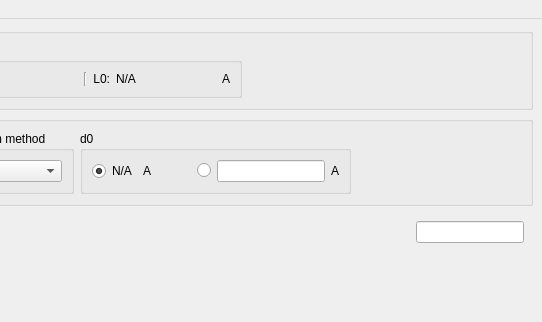
Above: ibeatles/ui/ui_strainMapping.ui from ornlneutronimaging/iBeatles before the change; both pictures show x 535 to 1077 and y 0 to 322 of the 1077 by 857 pixel window. Below: the same form after it.
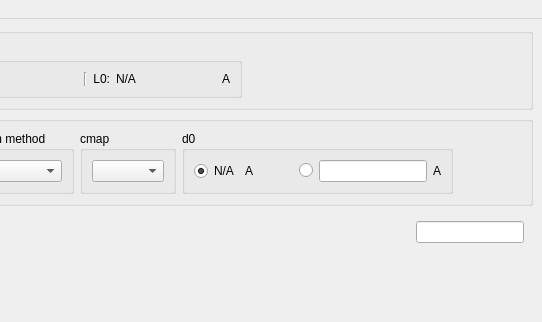
That is the form after the change.

```diff
--- a/ibeatles/ui/ui_strainMapping.ui
+++ b/ibeatles/ui/ui_strainMapping.ui
@@ -350,6 +350,18 @@
          </layout>
         </widget>
        </item>
+       <item>
+        <widget class="QGroupBox" name="groupBox_9">
+         <property name="title">
+          <string>cmap</string>
+         </property>
+         <layout class="QHBoxLayout" name="horizontalLayout_12">
+          <item>
+           <widget class="QComboBox" name="cmap_comboBox"/>
+          </item>
+         </layout>
+        </widget>
+       </item>
        <item>
         <widget class="QGroupBox" name="groupBox_3">
          <property name="title">
```
Left out of the diff: 40 changed lines with no effect on the pictures.
